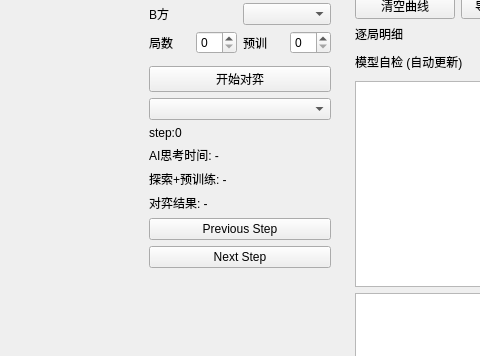
Above: src/mainwindow.ui from WorldEditor50/chess before the change; both pictures show x 475 to 955 and y 133 to 489 of the 1160 by 650 pixel window. Below: the same form after it.
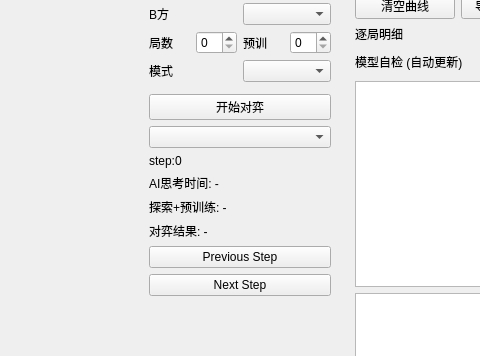
That is the form after the change. Custom widgets are drawn as their Qt base class.

Commit message: P0-a: 加入"对弈模式" —— 让"这一场到底学不学"第一次成为显式、可强制的选择

```diff
--- a/src/mainwindow.ui
+++ b/src/mainwindow.ui
@@ -141,6 +141,27 @@
          </item>
         </layout>
        </item>
+       <item>
+        <layout class="QHBoxLayout" name="matchModeRow">
+         <item>
+          <widget class="QLabel" name="matchModeLabel">
+           <property name="toolTip">
+            <string>本场对弈的语义 (P0-a)：
+训练对局 = 双方各自学习（各自自对弈，对手的棋不进训练数据）；
+评估对局 = 冻结 B 方、只让 A 方学，比分变化可归因到 A 自己；
+只对弈不学习 = 两条学习路径都关掉，比分才可直接比较。
+注意：选 A/B 的 agent 类型**不决定**学不学，"预训"步数也只管住一部分路径 —— 所以本项是唯一权威开关。</string>
+           </property>
+           <property name="text">
+            <string>模式</string>
+           </property>
+          </widget>
+         </item>
+         <item>
+          <widget class="QComboBox" name="matchModeCombo"/>
+         </item>
+        </layout>
+       </item>
        <item>
         <widget class="ThinkingIndicator" name="thinkIndicator"/>
        </item>
```
The commit also changes 6 other files.
